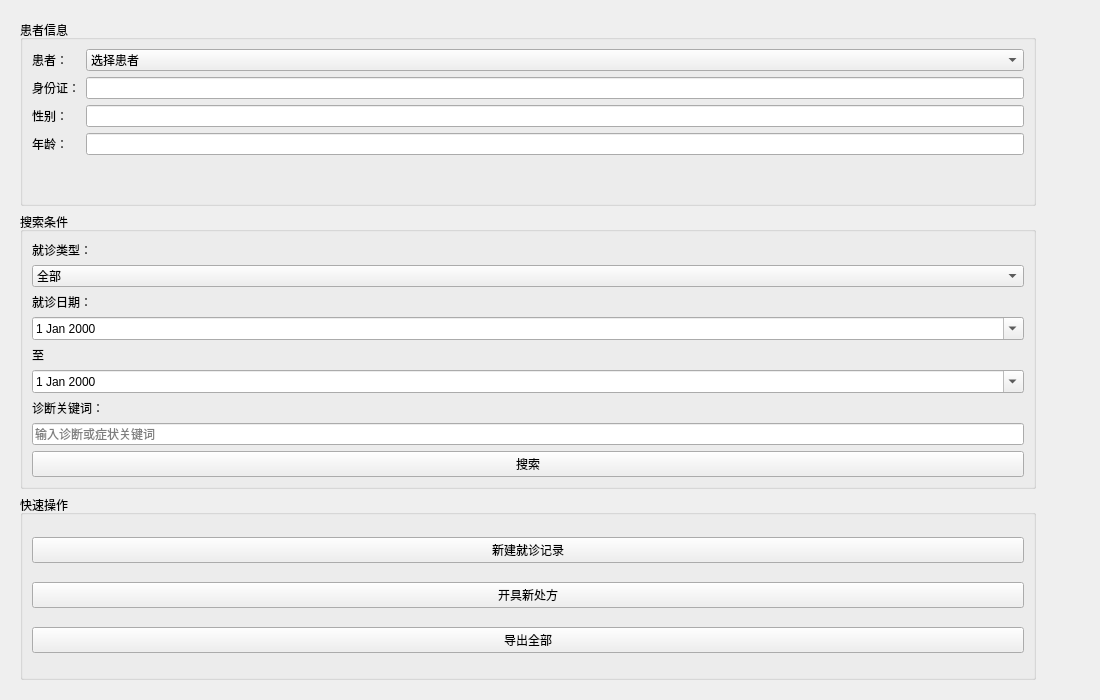
jiaminxu-design/qt-medical_system, file recordview.ui: the form before one commit.
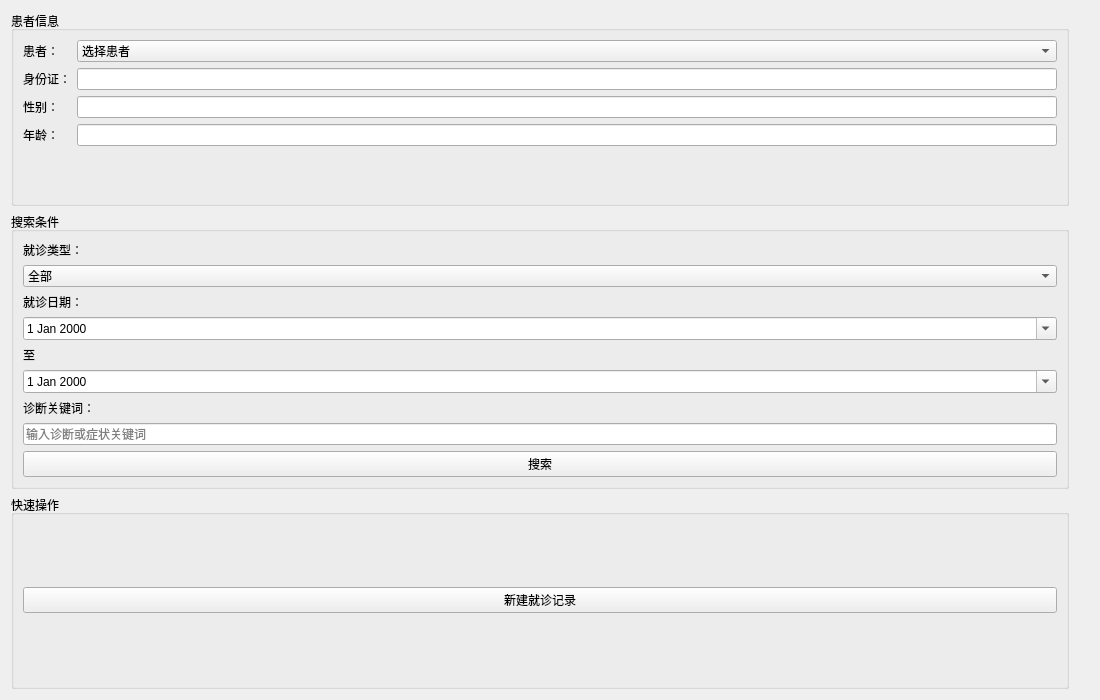
The form after the commit.

Diff of the .ui file:
```diff
--- a/recordview.ui
+++ b/recordview.ui
@@ -16,7 +16,6 @@
   <layout class="QHBoxLayout" name="horizontalLayout">
 
    <item>
-    <widget class="QWidget" name="leftWidget">
      <layout class="QVBoxLayout" name="verticalLayout_2">
       <item>
        <widget class="QGroupBox" name="groupBoxPatient">
@@ -25,7 +24,7 @@
         </property>
         <layout class="QFormLayout" name="formLayout">
          <item row="0" column="0">
-          <widget class="QLabel">
+         <widget class="QLabel" name="label">
            <property name="text">
             <string>患者：</string>
            </property>
@@ -41,7 +40,7 @@
           </widget>
          </item>
          <item row="1" column="0">
-          <widget class="QLabel">
+         <widget class="QLabel" name="label">
            <property name="text">
             <string>身份证：</string>
            </property>
@@ -55,7 +54,7 @@
           </widget>
          </item>
          <item row="2" column="0">
-          <widget class="QLabel">
+         <widget class="QLabel" name="label">
            <property name="text">
             <string>性别：</string>
            </property>
@@ -69,7 +68,7 @@
           </widget>
          </item>
          <item row="3" column="0">
-          <widget class="QLabel">
+         <widget class="QLabel" name="label">
            <property name="text">
             <string>年龄：</string>
            </property>
@@ -93,7 +92,7 @@
         </property>
         <layout class="QVBoxLayout" name="verticalLayout_3">
          <item>
-          <widget class="QLabel">
+         <widget class="QLabel" name="label">
            <property name="text">
             <string>就诊类型：</string>
            </property>
@@ -124,7 +123,7 @@
           </widget>
          </item>
          <item>
-          <widget class="QLabel">
+         <widget class="QLabel" name="label">
            <property name="text">
             <string>就诊日期：</string>
            </property>
@@ -138,7 +137,7 @@
           </widget>
          </item>
          <item>
-          <widget class="QLabel">
+         <widget class="QLabel" name="label">
            <property name="text">
             <string>至</string>
            </property>
@@ -152,7 +151,7 @@
           </widget>
          </item>
          <item>
-          <widget class="QLabel">
+         <widget class="QLabel" name="label">
            <property name="text">
             <string>诊断关键词：</string>
            </property>
@@ -189,29 +188,12 @@
            </property>
           </widget>
          </item>
-         <item>
-          <widget class="QPushButton" name="btNewPrescription">
-           <property name="text">
-            <string>开具新处方</string>
-           </property>
-          </widget>
-         </item>
-         <item>
-          <widget class="QPushButton" name="btExportAll">
-           <property name="text">
-            <string>导出全部</string>
-           </property>
-          </widget>
-         </item>
         </layout>
        </widget>
       </item>
      </layout>
-    </widget>
    </item>
-
    <item>
-    <widget class="QWidget" name="rightWidget">
      <layout class="QVBoxLayout" name="verticalLayout">
       <item>
        <spacer name="verticalSpacer">
@@ -227,7 +209,6 @@
        </spacer>
       </item>
      </layout>
-    </widget>
    </item>
   </layout>
  </widget>
```
Left out of the diff: 5 changed lines with no effect on the pictures. Lines whose indentation alone changed are shown as unchanged.
